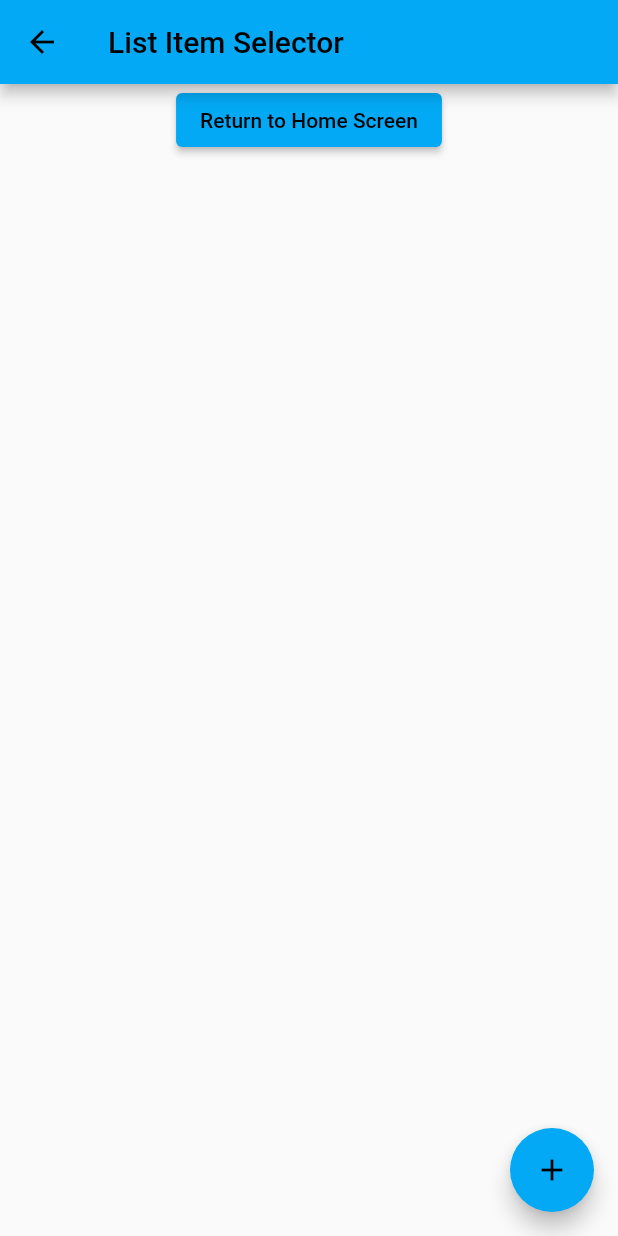
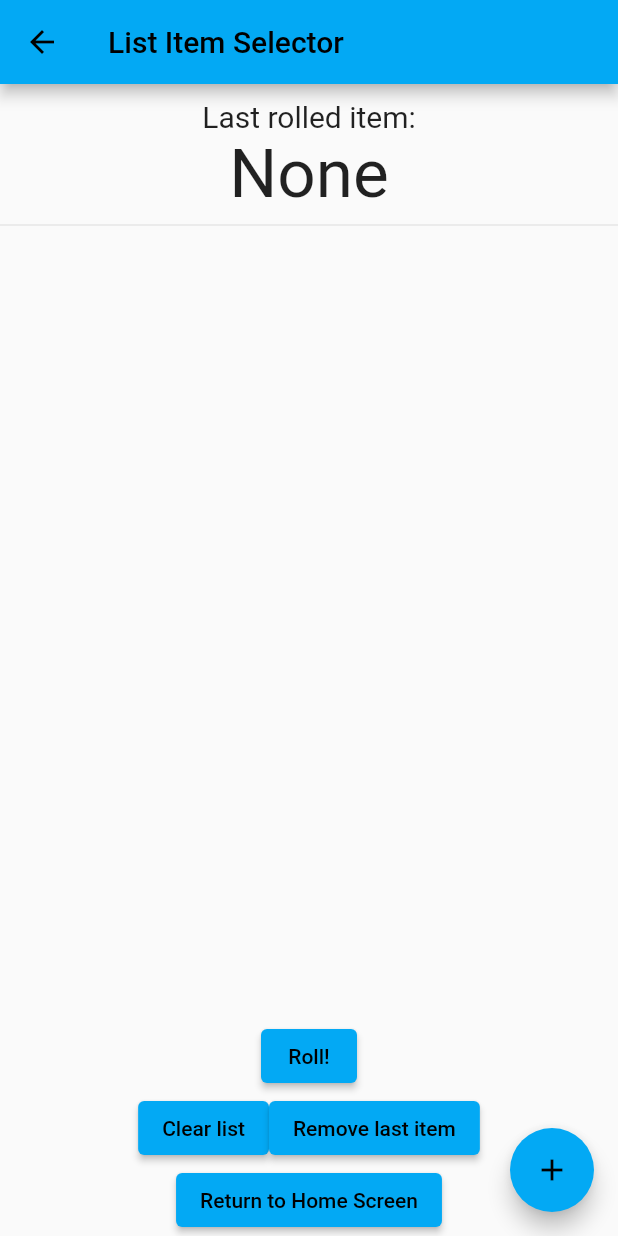
Before and after one commit to Rittr/RNG-Flutter, a Flutter app: the ListRoute screen opened directly, on a phone screen of 412 x 824 dp. Run offline on Flutter 3.47's test engine with Material 2 defaults, Android fonts, the phone set to English and light mode, and no system bars; missing offline and left inert: flutter_grid_button.

Commit message:
finished implementation of list selection

```diff
--- a/rng_flutter/lib/list.dart
+++ b/rng_flutter/lib/list.dart
@@ -1,8 +1,11 @@
+import 'dart:math';
+
 import 'package:flutter/material.dart';
 
 var itemList = [];
 var addItemDialogController = TextEditingController();
 var valueText = "";
+var chosenItem = "None";
 
 class ListRoute extends StatefulWidget {
   const ListRoute({Key? key}) : super(key: key);
@@ -12,52 +15,46 @@ class ListRoute extends StatefulWidget {
 }
 
 class ListState extends State<ListRoute> {
-  void addItem(var text) {}
+  void roll(BuildContext context) {
+    Random random = Random();
+    var rnd = random.nextInt(itemList.length);
+    setState(() {
+      chosenItem = itemList[rnd];
+    });
+  }
 
   Future<void> addItemDialog(BuildContext context) async {
     return showDialog(
         context: context,
         builder: (context) {
-          // var addItemDialogController;
           return AlertDialog(
-            title: Text("Add list item"),
+            title: const Text("Add list item"),
             content: TextField(
               onChanged: (value) {
                 setState(() {
-                  // itemList.add(value);
-                  // print(itemList);
                   valueText = value;
                 });
               },
               controller: addItemDialogController,
-              decoration: InputDecoration(hintText: "Enter your item here"),
+              decoration:
+                  const InputDecoration(hintText: "Enter your item here"),
             ),
             actions: <Widget>[
               ElevatedButton(
-                  onPressed: (){
+                  onPressed: () {
                     Navigator.pop(context);
-                    // valueText = "";
                     addItemDialogController.clear();
-                    // setState(() {
-                    //   Navigator.pop(context);
-                    //   valueText = "";
-                    // });
                   },
-                  child: Text("Cancel")),
+                  child: const Text("Cancel")),
               ElevatedButton(
-                  onPressed: (){
+                  onPressed: () {
                     setState(() {
                       itemList.add(valueText);
-                      // print(itemList);
-                      // Navigator.pop(context);
-                      // valueText = "";
                     });
                     Navigator.pop(context);
-                    // valueText = "";
                     addItemDialogController.clear();
-                    print(itemList);
                   },
-                  child: Text("Add")),
+                  child: const Text("Add")),
             ],
           );
         });
@@ -65,17 +62,77 @@ class ListState extends State<ListRoute> {
 
   @override
   Widget build(BuildContext context) {
+    List<Widget> widgetList = [const Divider()];
+    for (var item in itemList) {
+      widgetList.add(Center(
+        child: Text(item),
+      ));
+      widgetList.add(const Divider());
+    }
+
     return Scaffold(
       appBar: AppBar(
         title: const Text("List Item Selector"),
       ),
-      body: Row(mainAxisAlignment: MainAxisAlignment.center, children: [
-        ElevatedButton(
-          onPressed: () {
-            Navigator.pop(context);
-          },
-          child: const Text('Return to Home Screen'),
+      body: Column(children: [
+        const Padding(padding: EdgeInsets.fromLTRB(0, 10, 0, 0)),
+        Row(
+          mainAxisAlignment: MainAxisAlignment.center,
+          children: const [
+            Text(
+              "Last rolled item:",
+              style: TextStyle(fontSize: 20),
+            ),
+          ],
         ),
+        Row(
+          mainAxisAlignment: MainAxisAlignment.center,
+          children: [
+            Text(
+              chosenItem,
+              style: const TextStyle(fontSize: 45),
+            ),
+          ],
+        ),
+        Expanded(
+          child: ListView(
+            children: widgetList,
+          ),
+        ),
+        Row(mainAxisAlignment: MainAxisAlignment.center, children: [
+          ElevatedButton(
+            onPressed: () {
+              roll(context);
+            },
+            child: const Text('Roll!'),
+          ),
+        ]),
+        Row(mainAxisAlignment: MainAxisAlignment.center, children: [
+          ElevatedButton(
+            onPressed: () {
+              setState(() {
+                itemList.clear();
+              });
+            },
+            child: const Text('Clear list'),
+          ),
+          ElevatedButton(
+            onPressed: () {
+              setState(() {
+                itemList.removeLast();
+              });
+            },
+            child: const Text('Remove last item'),
+          ),
+        ]),
+        Row(mainAxisAlignment: MainAxisAlignment.center, children: [
+          ElevatedButton(
+            onPressed: () {
+              Navigator.pop(context);
+            },
+            child: const Text('Return to Home Screen'),
+          ),
+        ]),
       ]),
       floatingActionButton: FloatingActionButton(
         onPressed: () {
```
